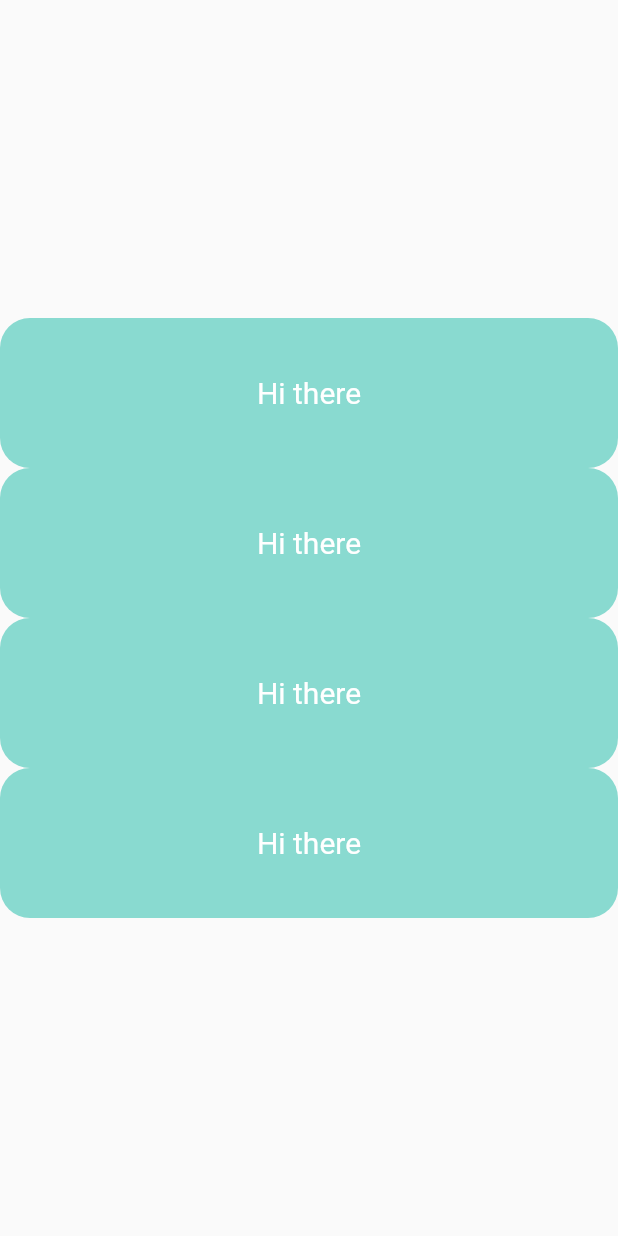
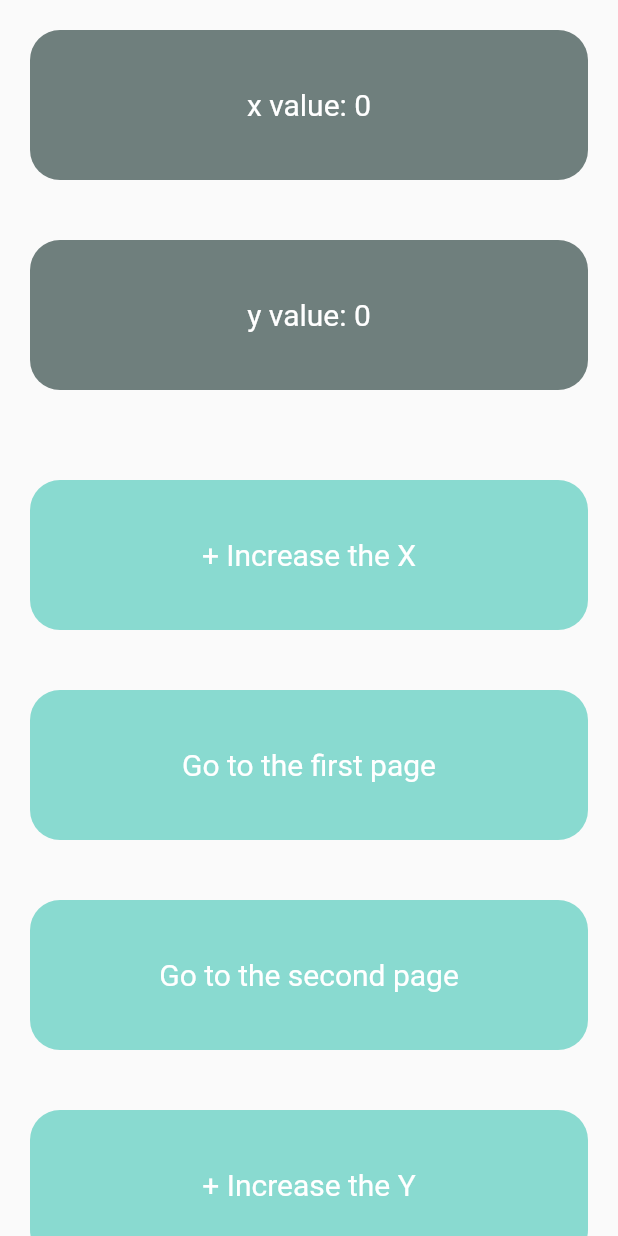
Before and after one commit to katsuxD/120_Days_Code_And_Design_To_Get_A_Job, a Flutter app: the screen it shows after launch, on a phone screen of 412 x 824 dp. Run offline on Flutter 3.47's test engine with Material 2 defaults, Android fonts, the phone set to English and light mode, and no system bars; our stand-ins replace dio, geocoding, geolocator, get, go_router, google_fonts and 1 more.

Commit message:
Continue to understand getX with obs, controller only initial 1 time and use Get.find() to reuse , Go.to(()=> Page()) to routes and move to another screen

```diff
--- a/Day 11 to 20/Day18/getx_state_management_practice/lib/main.dart
+++ b/Day 11 to 20/Day18/getx_state_management_practice/lib/main.dart
@@ -1,4 +1,5 @@
 import 'package:flutter/material.dart';
+import 'package:get/get.dart';
 import 'package:getx_state_management_practice/my_home_page.dart';
 
 void main() {
@@ -11,7 +12,7 @@ class MyApp extends StatelessWidget {
   // This widget is the root of your application.
   @override
   Widget build(BuildContext context) {
-    return MaterialApp(
+    return GetMaterialApp(
       debugShowCheckedModeBanner: false,
       title: 'Flutter Demo',
       theme: ThemeData(
--- a/Day 11 to 20/Day18/getx_state_management_practice/lib/my_home_page.dart
+++ b/Day 11 to 20/Day18/getx_state_management_practice/lib/my_home_page.dart
@@ -1,45 +1,115 @@
 import 'package:flutter/material.dart';
 import 'package:get/get.dart';
 import 'package:getx_state_management_practice/controller/tap_controller.dart';
+import 'package:getx_state_management_practice/first_page.dart';
+import 'package:getx_state_management_practice/second_page.dart';
 
 class HomeScreen extends StatelessWidget {
   const HomeScreen({super.key});
 
   @override
   Widget build(BuildContext context) {
-    TapController controller =Get.put(TapController());
+    TapController controller = Get.put(TapController());
     return Scaffold(
-      body: Container(
-        width: double.maxFinite,
-        height: double.maxFinite,
-        child: Column(
-          mainAxisAlignment: MainAxisAlignment.center,
+      body: ListView(
+        scrollDirection: Axis.vertical,
+        // width: double.maxFinite,
+        // height: double.maxFinite,
         children: [
-            buttonTest(),
-            buttonTest(),
-            buttonTest(),
-            buttonTest(),
+          GetBuilder<TapController>(
+            builder: (_) {
+              return Container(
+                margin: const EdgeInsets.all(20.0),
+                width: 100,
+                height: 100,
+                decoration: BoxDecoration(
+                  borderRadius: BorderRadius.circular(20),
+                  color: Color.fromARGB(255, 111, 127, 125),
+                ),
+                child: Center(
+                  child: Text(
+                    "x value: " + controller.x.toString(),
+                    style: const TextStyle(fontSize: 20, color: Colors.white),
+                  ),
+                ),
+              );
+            },
+          ),
+          Obx(
+            () => Container(
+              margin: const EdgeInsets.all(20.0),
+              width: 100,
+              height: 100,
+              decoration: BoxDecoration(
+                borderRadius: BorderRadius.circular(20),
+                color: Color.fromARGB(255, 111, 127, 125),
+              ),
+              child: Center(
+                child: Text(
+                  "y value: " + controller.y.toString(),
+                  style: const TextStyle(fontSize: 20, color: Colors.white),
+                ),
+              ),
+            ),
+          ),
+          const SizedBox(
+            height: 20,
+          ),
+          GestureDetector(
+              onTap: () {
+                controller.increaseX();
+              },
+              child: buttonTest(
+                "+ Increase the X",
+              )),
+          GestureDetector(
+              onTap: () {
+                Get.to(() => FirstPage());
+              },
+              child: buttonTest(
+                "Go to the first page",
+              )),
+          GestureDetector(
+              onTap: () {
+                Get.to(() => SecondPage());
+              },
+              child: buttonTest(
+                "Go to the second page",
+              )),
+          GestureDetector(
+              onTap: () {
+                controller.increaseY();
+              },
+              child: buttonTest(
+                "+ Increase the Y",
+              )),
+          GestureDetector(
+              onTap: () {
+                controller.increaseY();
+              },
+              child: buttonTest(
+                "- Decrease the Y",
+              )),
+          // buttonTest(),
         ],
-        ),
       ),
     );
   }
 
-  Widget buttonTest() {
-    return GestureDetector(
-      child: Container(
-        padding: const EdgeInsets.all(20.0),
+  Widget buttonTest(String x) {
+    String value = x;
+    return Container(
+      margin: const EdgeInsets.all(20.0),
       width: double.infinity,
       height: 100,
       decoration: BoxDecoration(
         borderRadius: BorderRadius.circular(20),
         color: const Color(0xFF89dad0),
       ),
-        child: const Center(
+      child: Center(
         child: Text(
-            "Hi there",
+          value,
           style: TextStyle(fontSize: 20, color: Colors.white),
-          ),
         ),
       ),
     );
```
Also changed, not shown: Day 11 to 20/Day18/getx_state_management_practice/lib/controller/tap_controller.dart (+34 -0 lines), Day 11 to 20/Day18/getx_state_management_practice/lib/first_page.dart (added, +78 -0 lines), Day 11 to 20/Day18/getx_state_management_practice/lib/second_page.dart (added, +60 -0 lines), Day 11 to 20/Day18/getx_state_management_practice/lib/third_page.dart (added, +89 -0 lines). Lines whose indentation alone changed are shown as unchanged.
